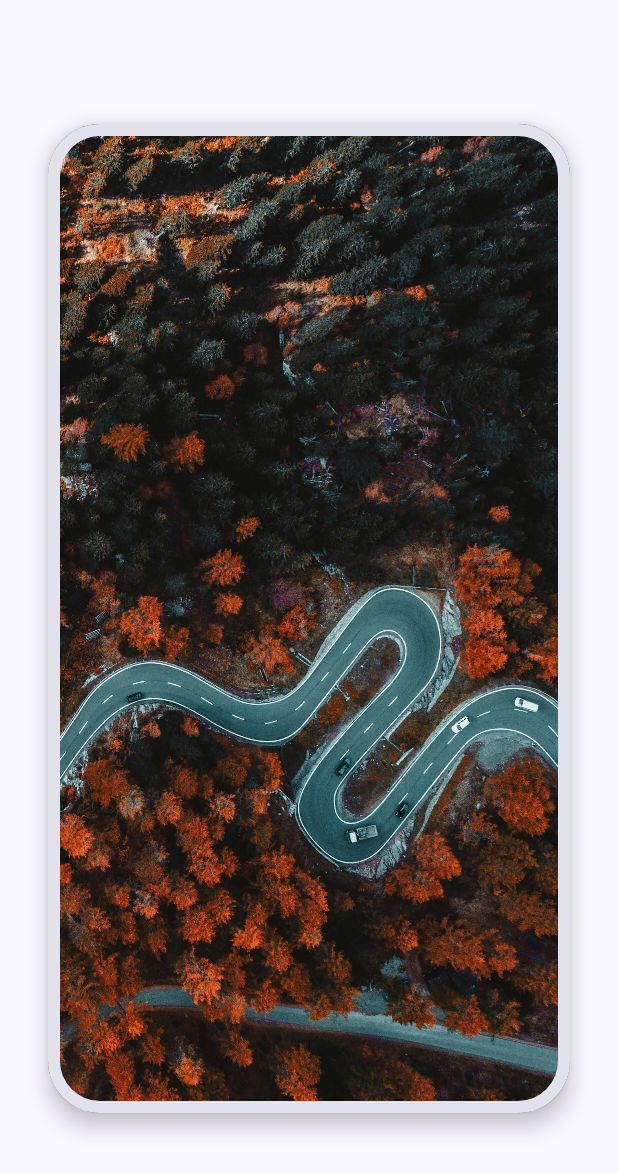
After one commit to AxonDragonScale/ComposeDemos, an Android app built with Jetpack Compose: the composable ParallaxCarousel shown on its own in the app's theme, on a phone screen of 412 x 824 dp. The commit adds this screen. Shown: the top 1173 px of the screen. Run offline under Robolectric (Android 15) with nearby library versions, the phone set to English and light mode, and no system bars; 1 statement that could not run was skipped.

Commit message:
Implemented ParallaxCarousel

```diff
--- /dev/null
+++ b/app/src/main/java/com/axondragonscale/compose/demo/paracarousel/ParallaxCarousel.kt
@@ -0,0 +1,132 @@
+package com.axondragonscale.compose.demo.paracarousel
+
+import android.content.res.Configuration
+import androidx.compose.foundation.BorderStroke
+import androidx.compose.foundation.Canvas
+import androidx.compose.foundation.ExperimentalFoundationApi
+import androidx.compose.foundation.layout.fillMaxHeight
+import androidx.compose.foundation.layout.fillMaxSize
+import androidx.compose.foundation.layout.padding
+import androidx.compose.foundation.pager.HorizontalPager
+import androidx.compose.foundation.pager.rememberPagerState
+import androidx.compose.foundation.shape.RoundedCornerShape
+import androidx.compose.material3.Card
+import androidx.compose.material3.CardDefaults
+import androidx.compose.material3.MaterialTheme
+import androidx.compose.material3.Surface
+import androidx.compose.runtime.Composable
+import androidx.compose.ui.Modifier
+import androidx.compose.ui.graphics.ImageBitmap
+import androidx.compose.ui.graphics.drawscope.translate
+import androidx.compose.ui.platform.LocalConfiguration
+import androidx.compose.ui.platform.LocalDensity
+import androidx.compose.ui.res.imageResource
+import androidx.compose.ui.tooling.preview.Preview
+import androidx.compose.ui.unit.Density
+import androidx.compose.ui.unit.IntOffset
+import androidx.compose.ui.unit.IntSize
+import androidx.compose.ui.unit.dp
+import com.axondragonscale.compose.demo.R
+import com.axondragonscale.compose.demo.ui.theme.ComposeDemosTheme
+import kotlin.math.roundToInt
+
+/**
+ * Created by Ronak Harkhani on 21/04/24
+ */
+
+private val defaultImages = listOf(
+    R.drawable.pic1,
+    R.drawable.pic2,
+    R.drawable.pic3,
+    R.drawable.pic4,
+    R.drawable.pic5,
+    R.drawable.pic6,
+    R.drawable.pic7,
+    R.drawable.pic8,
+    R.drawable.pic9,
+    R.drawable.pic10,
+)
+
+private const val FrameHeightFraction = 0.8f
+private val FrameHorizontalPadding = 32.dp
+
+@OptIn(ExperimentalFoundationApi::class)
+@Composable
+fun ParallaxCarousel(
+    modifier: Modifier = Modifier,
+    images: List<Int> = defaultImages,
+) {
+    val configuration = LocalConfiguration.current
+    val density = LocalDensity.current
+
+    val screenWidth = with(density) { configuration.screenWidthDp.dp.toPx() }
+    val screenHeight = with(density) { configuration.screenHeightDp.dp.toPx() }
+
+    // Frame is the abstract area where image should be drawn
+    // Width is the screen width i.e. image is drawn outside card as well
+    // Height is the card height
+    val frameWidth = screenWidth
+    val frameHeight = screenHeight * FrameHeightFraction
+
+    val pagerState = rememberPagerState { images.size }
+    HorizontalPager(
+        modifier = modifier.fillMaxSize(),
+        state = pagerState
+    ) { page ->
+        Card(
+            modifier = Modifier
+                .padding(horizontal = FrameHorizontalPadding)
+                .fillMaxHeight(FrameHeightFraction),
+            shape = RoundedCornerShape(10),
+            colors = CardDefaults.cardColors(),
+            border = BorderStroke(8.dp, MaterialTheme.colorScheme.surfaceVariant),
+            elevation = CardDefaults.cardElevation(8.dp)
+        ) {
+            // Canvas allows drawing outside the card bounds
+            val image = ImageBitmap.imageResource(id = images[page])
+            Canvas(modifier = Modifier.fillMaxSize()) {
+                translate(left = pagerState.getOffsetFractionForPage(page) * frameWidth) {
+                    val (imageSize, imageOffset) =
+                        image.calcSizeAndOffset(frameWidth, frameHeight, density)
+                    drawImage(image = image, dstOffset = imageOffset, dstSize = imageSize)
+                }
+            }
+        }
+    }
+}
+
+fun ImageBitmap.calcSizeAndOffset(
+    frameWidth: Float,
+    frameHeight: Float,
+    density: Density,
+): Pair<IntSize, IntOffset> {
+    val frameAspectRatio = frameWidth / frameHeight
+    val imageAspectRatio = width.toFloat() / height.toFloat()
+
+    val imageSize = if (frameAspectRatio > imageAspectRatio)
+        IntSize(frameWidth.roundToInt(), (frameWidth / imageAspectRatio).roundToInt())
+    else
+        IntSize((frameHeight * imageAspectRatio).roundToInt(), frameHeight.roundToInt())
+
+    // Image will be drawn considering top left of the card as origin
+    // Offset is required to
+    // 1. Compensate for the padding on the left of the card
+    // 2. Center the image based on diff of image size and frame size
+    val horizontalPadding = with(density) { FrameHorizontalPadding.toPx() }
+    val xOffset = horizontalPadding + maxOf((imageSize.width - frameWidth) / 2f, 0f)
+    val yOffset = maxOf((imageSize.height - frameHeight) / 2f, 0f)
+    val imageOffset = IntOffset(-xOffset.roundToInt(), -yOffset.roundToInt())
+
+    return Pair(imageSize, imageOffset)
+}
+
+@Preview(name = "Dark", showBackground = true, uiMode = Configuration.UI_MODE_NIGHT_YES)
+@Preview(name = "Light", showBackground = true, uiMode = Configuration.UI_MODE_NIGHT_NO)
+@Composable
+fun ParallaxCarouselPreview() {
+    ComposeDemosTheme {
+        Surface {
+            ParallaxCarousel()
+        }
+    }
+}
--- a/app/src/main/res/values/strings.xml
+++ b/app/src/main/res/values/strings.xml
@@ -1,3 +1,3 @@
 <resources>
-    <string name="app_name">ComposeDemos</string>
+    <string name="app_name">Compose Demos</string>
 </resources>
```
Also changed, not shown: app/src/main/java/com/axondragonscale/compose/demo/MainActivity.kt (+13 -20 lines), app/src/main/res/drawable/pic1.jpg (added), app/src/main/res/drawable/pic10.jpg (added), app/src/main/res/drawable/pic2.jpg (added), app/src/main/res/drawable/pic3.jpg (added), app/src/main/res/drawable/pic4.jpg (added), app/src/main/res/drawable/pic5.jpg (added), app/src/main/res/drawable/pic6.jpg (added), app/src/main/res/drawable/pic7.jpg (added), app/src/main/res/drawable/pic9.jpg (added), 1 other file.
